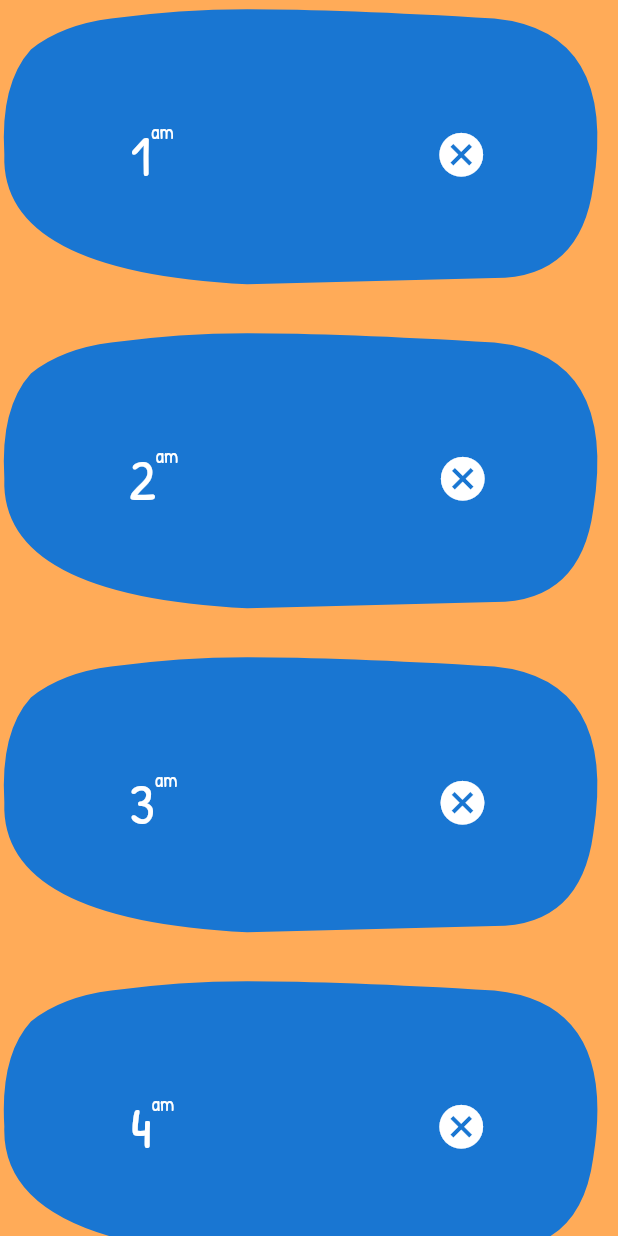
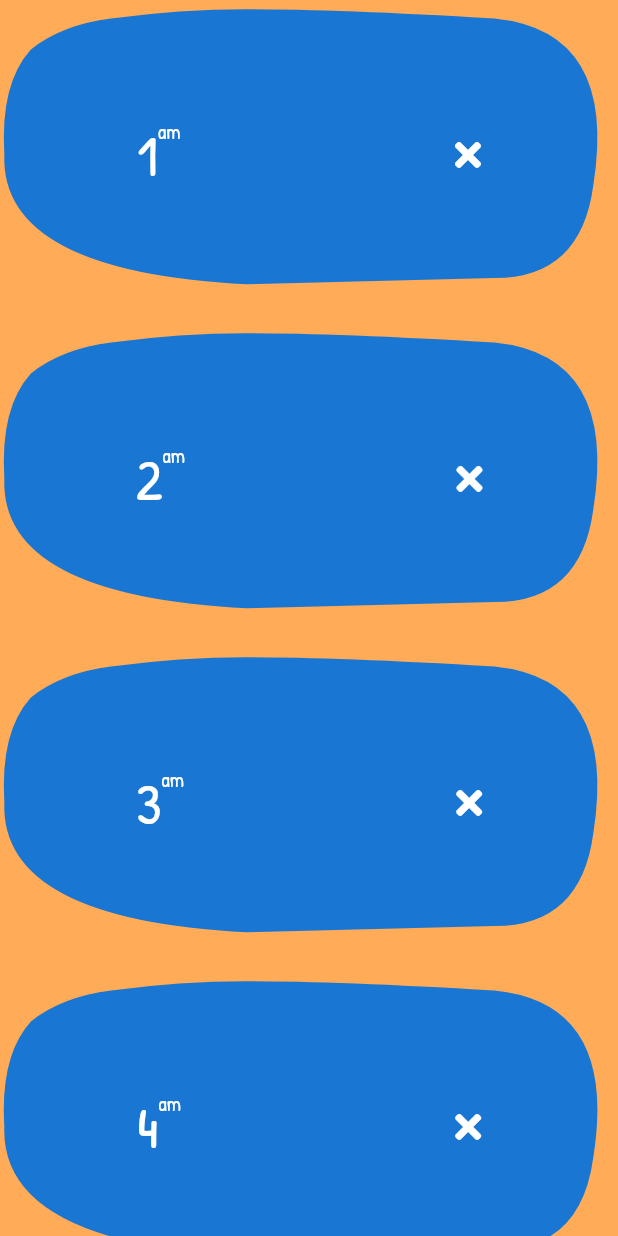
Before and after one commit to MatthieuNadeau96/productive_hour_tracker, a Flutter app: the screen it shows after launch, on a phone screen of 412 x 824 dp. Run offline on Flutter 3.47's test engine with Material 2 defaults, Android fonts, the phone set to English and light mode, and no system bars; our stand-ins replace font_awesome_flutter, google_fonts; missing offline and left inert: blobs.

Commit message:
Imported FontAwesome Icons & fixed the icon swapping ternary

```diff
--- a/lib/screens/home_screen.dart
+++ b/lib/screens/home_screen.dart
@@ -1,6 +1,7 @@
 import 'package:blobs/blobs.dart';
 import 'package:flutter/material.dart';
 import 'package:productive_hour_tracker/widgets/my_blob_container.dart';
+import 'package:font_awesome_flutter/font_awesome_flutter.dart';
 
 class HomeScreen extends StatefulWidget {
   @override
@@ -61,41 +62,41 @@ class _HomeScreenState extends State<HomeScreen> {
                             child: Row(
                               children: [
                                 GestureDetector(
-                                  onTap: () {
+                                  onTap: Feedback.wrapForTap(() {
                                     BlobData blobData = h.ctrl.change();
                                     print(blobData);
                                     setState(() {
                                       h.changeIcon = !h.changeIcon;
                                       h.longPressed = false;
                                     });
-                                  },
-                                  onLongPress: () {
+                                  }, context),
+                                  onLongPress: Feedback.wrapForLongPress(() {
                                     BlobData blobData = h.ctrl.change();
                                     print(blobData);
                                     setState(() {
                                       h.longPressed = !h.longPressed;
                                     });
-                                  },
+                                  }, context),
                                   child: Container(
-                                    // height: size.height * 0.2,
-                                    // width: size.width * 0.28,
                                     child: Blob.animatedRandom(
                                       edgesCount: 7,
                                       minGrowth: 8,
-                                      size: 100,
+                                      size: 110,
                                       controller: h.ctrl,
                                       duration: Duration(milliseconds: 500),
                                       styles: BlobStyles(
                                         color: Theme.of(context).accentColor,
                                       ),
-                                      child: Icon(
-                                        (h.changeIcon)
-                                            ? Icons.check
-                                            : (h.longPressed)
-                                                ? Icons.remove_circle_outline
-                                                : Icons.cancel,
-                                        size: 35,
-                                        color: Colors.white,
+                                      child: Center(
+                                        child: FaIcon(
+                                          (h.longPressed)
+                                              ? FontAwesomeIcons.circle
+                                              : (h.changeIcon)
+                                                  ? FontAwesomeIcons.check
+                                                  : FontAwesomeIcons.times,
+                                          size: 25,
+                                          color: Colors.white,
+                                        ),
                                       ),
                                     ),
                                   ),
--- a/pubspec.yaml
+++ b/pubspec.yaml
@@ -30,6 +30,7 @@ dependencies:
   cupertino_icons: ^0.1.3
   blobs: ^1.2.0
   google_fonts: ^1.1.0
+  font_awesome_flutter: ^8.8.1
 
 dev_dependencies:
   flutter_test:
```
Also changed, not shown: pubspec.lock.
